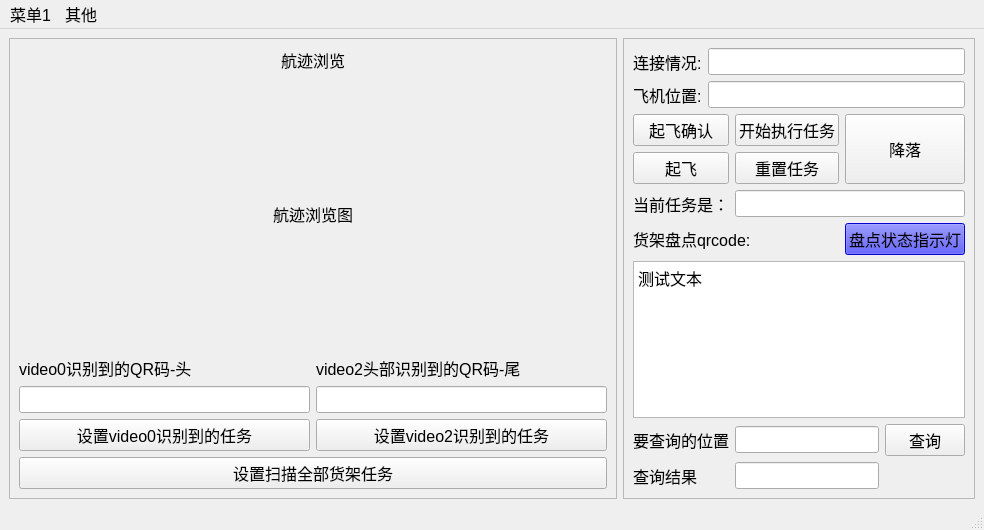
Above: src/GroundStation/GroundStation/myUI/main.ui from sincerely-hello-world/GroundStation before the change. Below: the same form after it.
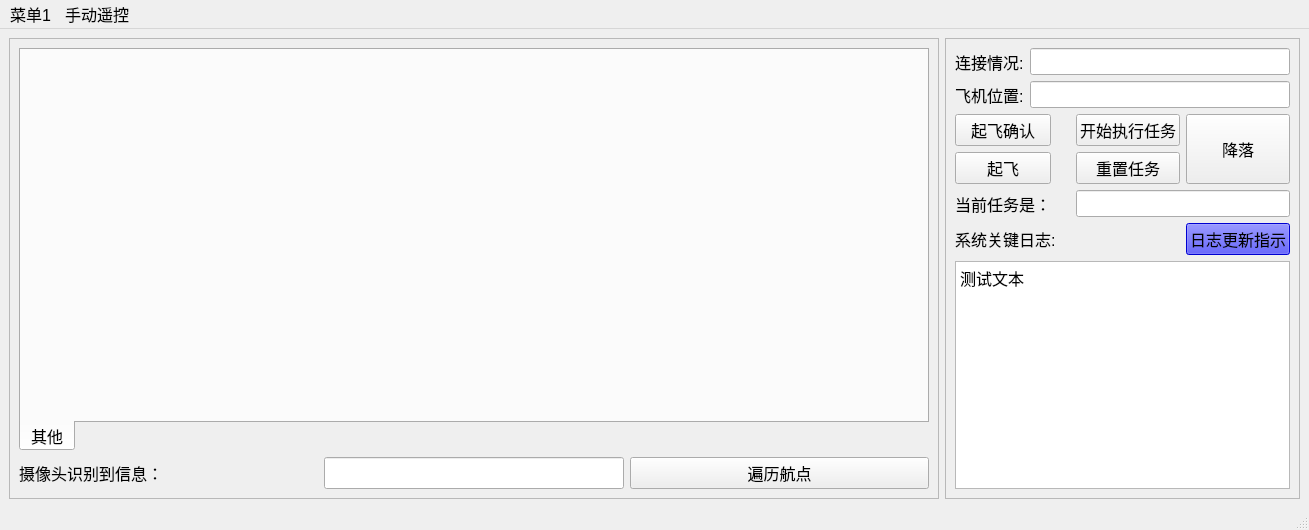
That is the form after the change.

Diff of the .ui file:
```diff
--- a/src/GroundStation/GroundStation/myUI/main.ui
+++ b/src/GroundStation/GroundStation/myUI/main.ui
@@ -9,7 +9,7 @@
    <rect>
     <x>0</x>
     <y>0</y>
-    <width>984</width>
+    <width>1309</width>
     <height>530</height>
    </rect>
   </property>
@@ -20,7 +20,7 @@
    <property name="layoutDirection">
     <enum>Qt::LeftToRight</enum>
    </property>
-   <layout class="QGridLayout" name="gridLayout_3" rowstretch="0" columnstretch="1,0,0">
+   <layout class="QGridLayout" name="gridLayout_3" rowstretch="0" columnstretch="2,1,0">
     <item row="0" column="0" colspan="2">
      <widget class="QFrame" name="frame_carmera">
       <property name="font">
@@ -34,188 +34,77 @@
       <property name="frameShadow">
        <enum>QFrame::Raised</enum>
       </property>
-      <layout class="QVBoxLayout" name="verticalLayout">
+      <layout class="QVBoxLayout" name="verticalLayout_2">
        <item>
-        <layout class="QGridLayout" name="gridLayout_4" rowstretch="0,1,0,0,0,0,0">
-         <item row="1" column="0">
-          <widget class="QLabel" name="label_qrcode_image">
-           <property name="sizePolicy">
-            <sizepolicy hsizetype="Preferred" vsizetype="Preferred">
-             <horstretch>0</horstretch>
-             <verstretch>0</verstretch>
-            </sizepolicy>
+        <layout class="QVBoxLayout" name="verticalLayout">
+         <item>
+          <widget class="QTabWidget" name="tabWidget">
+           <property name="tabPosition">
+            <enum>QTabWidget::South</enum>
            </property>
-           <property name="font">
-            <font>
-             <pointsize>12</pointsize>
-            </font>
+           <property name="currentIndex">
+            <number>0</number>
            </property>
-           <property name="acceptDrops">
-            <bool>true</bool>
-           </property>
-           <property name="layoutDirection">
-            <enum>Qt::LeftToRight</enum>
-           </property>
-           <property name="frameShape">
-            <enum>QFrame::NoFrame</enum>
-           </property>
-           <property name="text">
-            <string>航迹浏览图</string>
-           </property>
-           <property name="scaledContents">
-            <bool>true</bool>
-           </property>
-           <property name="alignment">
-            <set>Qt::AlignCenter</set>
-           </property>
-           <property name="margin">
-            <number>1</number>
-           </property>
+           <widget class="QWidget" name="tab_4">
+            <attribute name="title">
+             <string>其他</string>
+            </attribute>
+           </widget>
           </widget>
          </item>
-         <item row="0" column="0">
-          <widget class="QLabel" name="label">
-           <property name="sizePolicy">
-            <sizepolicy hsizetype="Preferred" vsizetype="Preferred">
-             <horstretch>0</horstretch>
-             <verstretch>0</verstretch>
-            </sizepolicy>
-           </property>
-           <property name="font">
-            <font>
-             <pointsize>12</pointsize>
-            </font>
-           </property>
-           <property name="text">
-            <string>航迹浏览</string>
-           </property>
-           <property name="alignment">
-            <set>Qt::AlignCenter</set>
-           </property>
-          </widget>
+         <item>
+          <layout class="QHBoxLayout" name="horizontalLayout">
+           <item>
+            <widget class="QLabel" name="label_qrtitle">
+             <property name="sizePolicy">
+              <sizepolicy hsizetype="Preferred" vsizetype="Preferred">
+               <horstretch>0</horstretch>
+               <verstretch>0</verstretch>
+              </sizepolicy>
+             </property>
+             <property name="font">
+              <font>
+               <pointsize>12</pointsize>
+               <weight>50</weight>
+               <bold>false</bold>
+              </font>
+             </property>
+             <property name="text">
+              <string>摄像头识别到信息：</string>
+             </property>
+            </widget>
+           </item>
+           <item>
+            <widget class="QLineEdit" name="lineEdit_qrcode">
+             <property name="sizePolicy">
+              <sizepolicy hsizetype="Preferred" vsizetype="Preferred">
+               <horstretch>0</horstretch>
+               <verstretch>0</verstretch>
+              </sizepolicy>
+             </property>
+             <property name="font">
+              <font>
+               <pointsize>12</pointsize>
+               <weight>50</weight>
+               <bold>false</bold>
+              </font>
+             </property>
+             <property name="text">
+              <string/>
+             </property>
+            </widget>
+           </item>
+           <item>
+            <widget class="QPushButton" name="pushButton_scanall">
+             <property name="text">
+              <string>遍历航点</string>
+             </property>
+            </widget>
+           </item>
+          </layout>
          </item>
         </layout>
        </item>
-       <item>
-        <layout class="QGridLayout" name="gridLayout_2">
-         <item row="0" column="1">
-          <widget class="QLabel" name="label_qrtitle_2">
-           <property name="sizePolicy">
-            <sizepolicy hsizetype="Preferred" vsizetype="Preferred">
-             <horstretch>0</horstretch>
-             <verstretch>0</verstretch>
-            </sizepolicy>
-           </property>
-           <property name="font">
-            <font>
-             <pointsize>12</pointsize>
-             <weight>50</weight>
-             <bold>false</bold>
-            </font>
-           </property>
-           <property name="text">
-            <string>video2头部识别到的QR码-尾</string>
-           </property>
-          </widget>
-         </item>
-         <item row="1" column="1">
-          <widget class="QLineEdit" name="lineEdit_qrcode2">
-           <property name="sizePolicy">
-            <sizepolicy hsizetype="Preferred" vsizetype="Preferred">
-             <horstretch>0</horstretch>
-             <verstretch>0</verstretch>
-            </sizepolicy>
-           </property>
-           <property name="font">
-            <font>
-             <pointsize>12</pointsize>
-             <weight>50</weight>
-             <bold>false</bold>
-            </font>
-           </property>
-           <property name="text">
-            <string/>
-           </property>
-          </widget>
-         </item>
-         <item row="2" column="0">
-          <widget class="QPushButton" name="pushButton_goQR0">
-           <property name="font">
-            <font>
-             <pointsize>12</pointsize>
-            </font>
-           </property>
-           <property name="text">
-            <string>设置video0识别到的任务</string>
-           </property>
-          </widget>
-         </item>
-         <item row="1" column="0">
-          <widget class="QLineEdit" name="lineEdit_qrcode">
-           <property name="sizePolicy">
-            <sizepolicy hsizetype="Preferred" vsizetype="Preferred">
-             <horstretch>0</horstretch>
-             <verstretch>0</verstretch>
-            </sizepolicy>
-           </property>
-           <property name="font">
-            <font>
-             <pointsize>12</pointsize>
-             <weight>50</weight>
-             <bold>false</bold>
-            </font>
-           </property>
-           <property name="text">
-            <string/>
-           </property>
-          </widget>
-         </item>
-         <item row="2" column="1">
-          <widget class="QPushButton" name="pushButton_goQR2">
-           <property name="font">
-            <font>
-             <pointsize>12</pointsize>
-            </font>
-           </property>
-           <property name="text">
-            <string>设置video2识别到的任务</string>
-           </property>
-          </widget>
-         </item>
-         <item row="0" column="0">
-          <widget class="QLabel" name="label_qrtitle">
-           <property name="sizePolicy">
-            <sizepolicy hsizetype="Preferred" vsizetype="Preferred">
-             <horstretch>0</horstretch>
-             <verstretch>0</verstretch>
-            </sizepolicy>
-           </property>
-           <property name="font">
-            <font>
-             <pointsize>12</pointsize>
-             <weight>50</weight>
-             <bold>false</bold>
-            </font>
-           </property>
-           <property name="text">
-            <string>video0识别到的QR码-头</string>
-           </property>
-          </widget>
-         </item>
-        </layout>
-       </item>
-       <item>
-        <widget class="QPushButton" name="pushButton_scanall">
-         <property name="font">
-          <font>
-           <pointsize>12</pointsize>
-          </font>
-         </property>
-         <property name="text">
-          <string>设置扫描全部货架任务</string>
-         </property>
-        </widget>
-       </item>
       </layout>
      </widget>
     </item>
@@ -238,7 +127,101 @@
        <number>3</number>
       </property>
       <layout class="QGridLayout" name="gridLayout">
-       <item row="0" column="0" colspan="4">
+       <item row="5" column="0" colspan="5">
+        <widget class="QTextEdit" name="textEdit_qrresult">
+         <property name="font">
+          <font>
+           <pointsize>12</pointsize>
+           <weight>50</weight>
+           <bold>false</bold>
+          </font>
+         </property>
+         <property name="html">
+          <string>&lt;!DOCTYPE HTML PUBLIC &quot;-//W3C//DTD HTML 4.0//EN&quot; &quot;http://www.w3.org/TR/REC-html40/strict.dtd&quot;&gt;
+&lt;html&gt;&lt;head&gt;&lt;meta name=&quot;qrichtext&quot; content=&quot;1&quot; /&gt;&lt;style type=&quot;text/css&quot;&gt;
+p, li { white-space: pre-wrap; }
+&lt;/style&gt;&lt;/head&gt;&lt;body style=&quot; font-family:'Ubuntu'; font-size:12pt; font-weight:400; font-style:normal;&quot;&gt;
+&lt;p style=&quot; margin-top:0px; margin-bottom:0px; margin-left:0px; margin-right:0px; -qt-block-indent:0; text-indent:0px;&quot;&gt;测试文本&lt;/p&gt;&lt;/body&gt;&lt;/html&gt;</string>
+         </property>
+        </widget>
+       </item>
+       <item row="4" column="0" colspan="3">
+        <widget class="QLabel" name="label_4">
+         <property name="font">
+          <font>
+           <pointsize>12</pointsize>
+           <weight>50</weight>
+           <bold>false</bold>
+          </font>
+         </property>
+         <property name="text">
+          <string>系统关键日志:</string>
+         </property>
+        </widget>
+       </item>
+       <item row="3" column="2" colspan="3">
+        <widget class="QLineEdit" name="lineEdit_task">
+         <property name="font">
+          <font>
+           <pointsize>12</pointsize>
+           <weight>50</weight>
+           <bold>false</bold>
+          </font>
+         </property>
+         <property name="text">
+          <string/>
+         </property>
+        </widget>
+       </item>
+       <item row="3" column="0">
+        <widget class="QLabel" name="label_3">
+         <property name="font">
+          <font>
+           <pointsize>12</pointsize>
+           <weight>50</weight>
+           <bold>false</bold>
+          </font>
+         </property>
+         <property name="text">
+          <string>当前任务是：</string>
+         </property>
+        </widget>
+       </item>
+       <item row="1" column="0">
+        <widget class="QPushButton" name="pushButton">
+         <property name="font">
+          <font>
+           <pointsize>12</pointsize>
+           <weight>50</weight>
+           <bold>false</bold>
+          </font>
+         </property>
+         <property name="text">
+          <string>起飞确认</string>
+         </property>
+        </widget>
+       </item>
+       <item row="1" column="3" rowspan="2" colspan="2">
+        <widget class="QPushButton" name="pushButton_land">
+         <property name="sizePolicy">
+          <sizepolicy hsizetype="Preferred" vsizetype="Preferred">
+           <horstretch>0</horstretch>
+           <verstretch>0</verstretch>
+          </sizepolicy>
+         </property>
+         <property name="font">
+          <font>
+           <pointsize>12</pointsize>
+           <weight>50</weight>
+           <bold>false</bold>
+          </font>
+         </property>
+         <property name="text">
+          <string>降落</string>
+         </property>
+        </widget>
+       </item>
+       <item row="0" column="0" colspan="5">
         <layout class="QFormLayout" name="formLayout">
          <item row="0" column="0">
           <widget class="QLabel" name="label_status">
@@ -316,111 +299,7 @@
          </item>
         </layout>
        </item>
-       <item row="1" column="1">
-        <widget class="QPushButton" name="pushButton_runtask">
-         <property name="font">
-          <font>
-           <pointsize>12</pointsize>
-           <weight>50</weight>
-           <bold>false</bold>
-          </font>
-         </property>
-         <property name="text">
-          <string>开始执行任务</string>
-         </property>
-        </widget>
-       </item>
-       <item row="8" column="1" colspan="2">
-        <widget class="QLineEdit" name="lineEdit_search_result">
-         <property name="font">
-          <font>
-           <pointsize>12</pointsize>
-           <weight>50</weight>
-           <bold>false</bold>
-          </font>
-         </property>
-         <property name="text">
-          <string/>
-         </property>
-        </widget>
-       </item>
-       <item row="8" column="0">
-        <widget class="QLabel" name="label_6">
-         <property name="font">
-          <font>
-           <pointsize>12</pointsize>
-           <weight>50</weight>
-           <bold>false</bold>
-          </font>
-         </property>
-         <property name="text">
-          <string>查询结果</string>
-         </property>
-        </widget>
-       </item>
-       <item row="1" column="0">
-        <widget class="QPushButton" name="pushButton">
-         <property name="font">
-          <font>
-           <pointsize>12</pointsize>
-           <weight>50</weight>
-           <bold>false</bold>
-          </font>
-         </property>
-         <property name="text">
-          <string>起飞确认</string>
-         </property>
-        </widget>
-       </item>
-       <item row="2" column="0">
-        <widget class="QPushButton" name="pushButton_takeoff">
-         <property name="sizePolicy">
-          <sizepolicy hsizetype="Preferred" vsizetype="Preferred">
-           <horstretch>0</horstretch>
-           <verstretch>0</verstretch>
-          </sizepolicy>
-         </property>
-         <property name="font">
-          <font>
-           <pointsize>12</pointsize>
-           <weight>50</weight>
-           <bold>false</bold>
-          </font>
-         </property>
-         <property name="text">
-          <string>起飞</string>
-         </property>
-        </widget>
-       </item>
-       <item row="3" column="0">
-        <widget class="QLabel" name="label_3">
-         <property name="font">
-          <font>
-           <pointsize>12</pointsize>
-           <weight>50</weight>
-           <bold>false</bold>
-          </font>
-         </property>
-         <property name="text">
-          <string>当前任务是：</string>
-         </property>
-        </widget>
-       </item>
-       <item row="4" column="0" colspan="2">
-        <widget class="QLabel" name="label_4">
-         <property name="font">
-          <font>
-           <pointsize>12</pointsize>
-           <weight>50</weight>
-           <bold>false</bold>
-          </font>
-         </property>
-         <property name="text">
-          <string>货架盘点qrcode:</string>
-         </property>
-        </widget>
-       </item>
-       <item row="4" column="2" colspan="2">
+       <item row="4" column="3" colspan="2">
         <widget class="QPushButton" name="pushButton_LED">
          <property name="enabled">
           <bool>false</bool>
@@ -439,12 +318,18 @@
           <string notr="true">background-color: blue;color: rgb(0, 0, 0);</string>
          </property>
          <property name="text">
-          <string>盘点状态指示灯</string>
+          <string>日志更新指示</string>
          </property>
         </widget>
        </item>
-       <item row="3" column="1" colspan="3">
-        <widget class="QLineEdit" name="lineEdit_task">
+       <item row="2" column="0">
+        <widget class="QPushButton" name="pushButton_takeoff">
+         <property name="sizePolicy">
+          <sizepolicy hsizetype="Preferred" vsizetype="Preferred">
+           <horstretch>0</horstretch>
+           <verstretch>0</verstretch>
+          </sizepolicy>
+         </property>
          <property name="font">
           <font>
            <pointsize>12</pointsize>
@@ -453,11 +338,11 @@
           </font>
          </property>
          <property name="text">
-          <string/>
+          <string>起飞</string>
          </property>
         </widget>
        </item>
-       <item row="2" column="1">
+       <item row="2" column="2">
         <widget class="QPushButton" name="pushButton_reset_task">
          <property name="font">
           <font>
@@ -471,8 +356,8 @@
          </property>
         </widget>
        </item>
-       <item row="5" column="0" colspan="4">
-        <widget class="QTextEdit" name="textEdit_qrresult">
+       <item row="1" column="2">
+        <widget class="QPushButton" name="pushButton_runtask">
          <property name="font">
           <font>
            <pointsize>12</pointsize>
@@ -480,80 +365,8 @@
            <bold>false</bold>
           </font>
          </property>
-         <property name="html">
-          <string>&lt;!DOCTYPE HTML PUBLIC &quot;-//W3C//DTD HTML 4.0//EN&quot; &quot;http://www.w3.org/TR/REC-html40/strict.dtd&quot;&gt;
-&lt;html&gt;&lt;head&gt;&lt;meta name=&quot;qrichtext&quot; content=&quot;1&quot; /&gt;&lt;style type=&quot;text/css&quot;&gt;
-p, li { white-space: pre-wrap; }
-&lt;/style&gt;&lt;/head&gt;&lt;body style=&quot; font-family:'Ubuntu'; font-size:12pt; font-weight:400; font-style:normal;&quot;&gt;
-&lt;p style=&quot; margin-top:0px; margin-bottom:0px; margin-left:0px; margin-right:0px; -qt-block-indent:0; text-indent:0px;&quot;&gt;测试文本&lt;/p&gt;&lt;/body&gt;&lt;/html&gt;</string>
-         </property>
-        </widget>
-       </item>
-       <item row="7" column="3">
-        <widget class="QPushButton" name="pushButton_search">
-         <property name="sizePolicy">
-          <sizepolicy hsizetype="Preferred" vsizetype="Preferred">
-           <horstretch>0</horstretch>
-           <verstretch>0</verstretch>
-          </sizepolicy>
-         </property>
-         <property name="font">
-          <font>
-           <pointsize>12</pointsize>
-           <weight>50</weight>
-           <bold>false</bold>
-          </font>
-         </property>
          <property name="text">
-          <string>查询</string>
-         </property>
-        </widget>
-       </item>
-       <item row="7" column="0">
-        <widget class="QLabel" name="label_5">
-         <property name="font">
-          <font>
-           <pointsize>12</pointsize>
-           <weight>50</weight>
-           <bold>false</bold>
-          </font>
-         </property>
-         <property name="text">
-          <string>要查询的位置</string>
-         </property>
-        </widget>
-       </item>
-       <item row="7" column="1" colspan="2">
-        <widget class="QLineEdit" name="lineEdit_search">
-         <property name="font">
-          <font>
-           <pointsize>12</pointsize>
-           <weight>50</weight>
-           <bold>false</bold>
-          </font>
-         </property>
-         <property name="text">
-          <string/>
-         </property>
-        </widget>
-       </item>
-       <item row="1" column="2" rowspan="2" colspan="2">
-        <widget class="QPushButton" name="pushButton_land">
-         <property name="sizePolicy">
-          <sizepolicy hsizetype="Preferred" vsizetype="Preferred">
-           <horstretch>0</horstretch>
-           <verstretch>0</verstretch>
-          </sizepolicy>
-         </property>
-         <property name="font">
-          <font>
-           <pointsize>12</pointsize>
-           <weight>50</weight>
-           <bold>false</bold>
-          </font>
-         </property>
-         <property name="text">
-          <string>降落</string>
+          <string>开始执行任务</string>
          </property>
         </widget>
        </item>
@@ -567,7 +380,7 @@
     <rect>
      <x>0</x>
      <y>0</y>
-     <width>984</width>
+     <width>1309</width>
      <height>35</height>
     </rect>
    </property>
@@ -605,7 +418,7 @@
      </rect>
     </property>
     <property name="title">
-     <string>其他</string>
+     <string>手动遥控</string>
     </property>
     <addaction name="actionHand"/>
    </widget>
```
Left out of the diff: 26 changed lines with no effect on the pictures.
